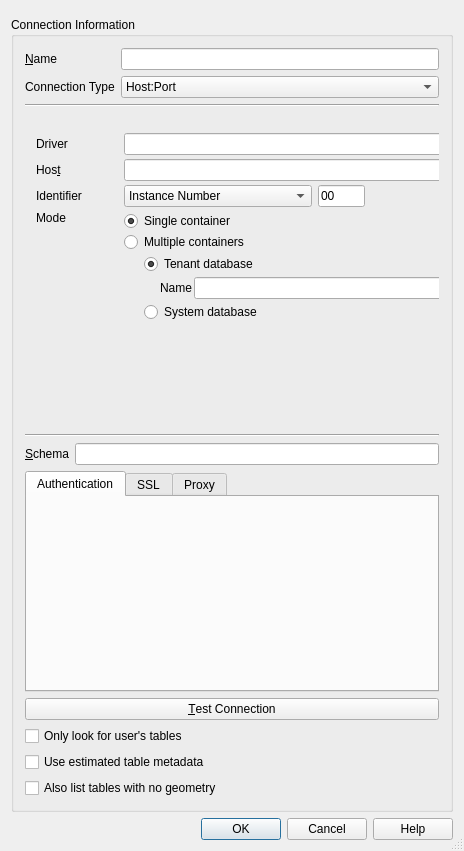
qgis/QGIS, file src/ui/qgshananewconnectionbase.ui: the form before one commit.
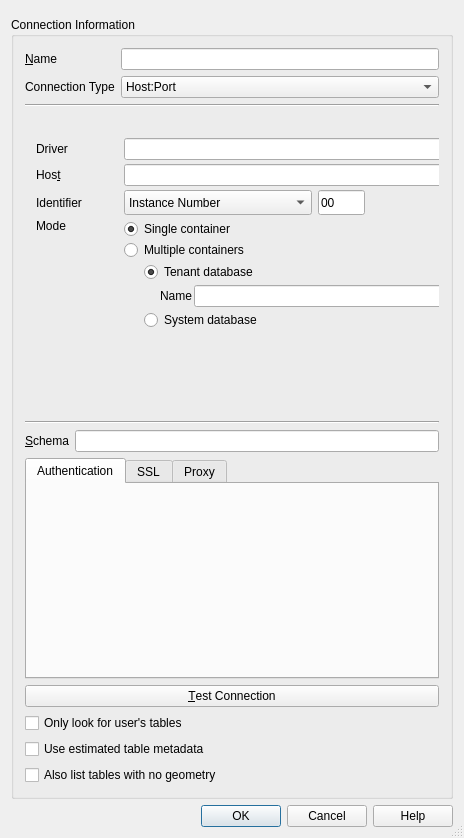
The form after the commit. Custom widgets are drawn as their Qt base class.

Commit message: add more scroll areas

Patch:
```diff
--- a/src/ui/qgshananewconnectionbase.ui
+++ b/src/ui/qgshananewconnectionbase.ui
@@ -7,7 +7,7 @@
     <x>0</x>
     <y>0</y>
     <width>464</width>
-    <height>851</height>
+    <height>838</height>
    </rect>
   </property>
   <property name="sizePolicy">
@@ -36,6 +36,36 @@
     <widget class="QgsMessageBar" name="bar" native="true"/>
    </item>
    <item>
+    <widget class="QScrollArea" name="scrollArea">
+     <property name="frameShape">
+      <enum>QFrame::Shape::NoFrame</enum>
+     </property>
+     <property name="widgetResizable">
+      <bool>true</bool>
+     </property>
+     <widget class="QWidget" name="scrollAreaWidgetContents">
+      <property name="geometry">
+       <rect>
+        <x>0</x>
+        <y>0</y>
+        <width>446</width>
+        <height>772</height>
+       </rect>
+      </property>
+      <layout class="QVBoxLayout" name="verticalLayout_8">
+       <property name="leftMargin">
+        <number>0</number>
+       </property>
+       <property name="topMargin">
+        <number>0</number>
+       </property>
+       <property name="rightMargin">
+        <number>0</number>
+       </property>
+       <property name="bottomMargin">
+        <number>0</number>
+       </property>
+       <item>
     <widget class="QGroupBox" name="GroupBox1">
      <property name="title">
       <string>Connection Information</string>
@@ -141,7 +171,7 @@
             <x>0</x>
             <y>0</y>
             <width>421</width>
-            <height>220</height>
+                <height>228</height>
            </rect>
           </property>
           <layout class="QGridLayout" name="grdConnectionSettings" rowstretch="1,0,0,0,0">
@@ -920,6 +950,10 @@
      </layout>
     </widget>
    </item>
+      </layout>
+     </widget>
+    </widget>
+   </item>
    <item>
     <widget class="QDialogButtonBox" name="buttonBox">
      <property name="standardButtons">
@@ -931,18 +965,18 @@
  </widget>
  <layoutdefault spacing="6" margin="11"/>
  <customwidgets>
-  <customwidget>
-   <class>QgsMessageBar</class>
-   <extends>QWidget</extends>
-   <header>qgsmessagebar.h</header>
-   <container>1</container>
-  </customwidget>
   <customwidget>
    <class>QgsAuthSettingsWidget</class>
    <extends>QWidget</extends>
    <header>qgsauthsettingswidget.h</header>
    <container>1</container>
   </customwidget>
+  <customwidget>
+   <class>QgsMessageBar</class>
+   <extends>QWidget</extends>
+   <header>qgsmessagebar.h</header>
+   <container>1</container>
+  </customwidget>
  </customwidgets>
  <tabstops>
   <tabstop>txtName</tabstop>
```
Left out of the diff: 42 changed lines with no effect on the pictures. Lines whose indentation alone changed are shown as unchanged. The commit also changes 4 other files.
